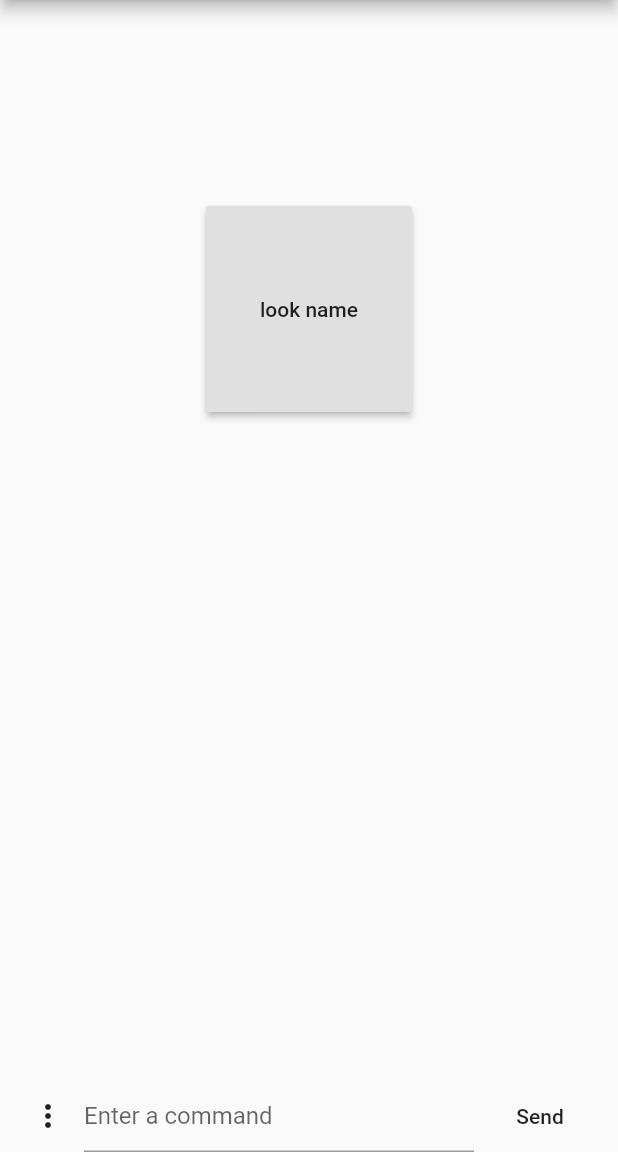
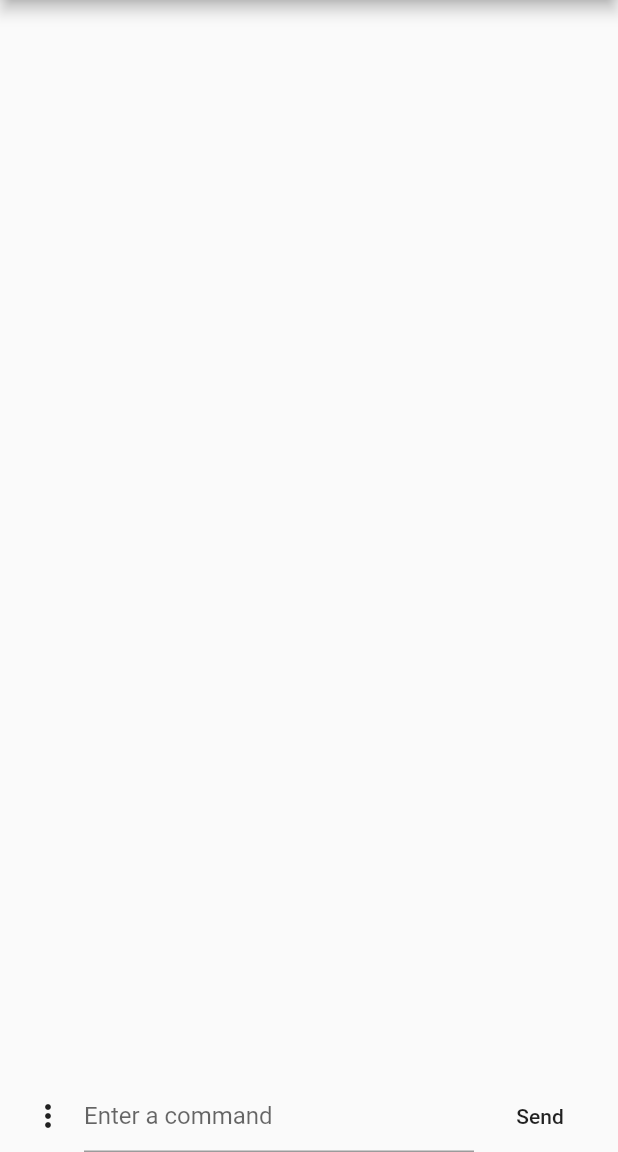
Before and after one commit to rums/umudbro, a Flutter app: the screen it shows after launch, after a tap on "Send", on a phone screen of 412 x 824 dp, the part 84-1236 px from its top. Run offline on Flutter 3.47's test engine with Material 2 defaults, Android fonts, the phone set to English and light mode, and no system bars; our stand-ins replace bloc, equatable, flutter_bloc, sqflite, tuple; missing offline and left inert: sqflite_migration; accounts and stored records are empty; generated files the repository leaves out were written again; statements that could not run were skipped.

```diff
--- a/lib/blocs/terminal/terminal_bloc.dart
+++ b/lib/blocs/terminal/terminal_bloc.dart
@@ -5,14 +5,19 @@ import 'package:umudbro/models/models.dart';
 
 import '../blocs.dart';
 import 'terminal.dart';
+import '../../util/logger.dart';
+import '../../util/telnet_parser.dart';
 
 class TerminalBloc extends Bloc<TerminalEvent, TerminalState> {
   final ServersBloc serversBloc;
   StreamSubscription serversSubscription;
   Map<int, Socket> sockets;
+  TelnetParser parser;
 
   TerminalBloc(this.serversBloc) : super(TerminalInitial()) {
     sockets = new Map<int, Socket>();
+    parser = TelnetParser();
+
     serversSubscription = serversBloc.listen((state) {
       if (state is ServerLoadSuccess) {
         serversBloc.umudbroRepository
@@ -22,24 +27,10 @@ class TerminalBloc extends Bloc<TerminalEvent, TerminalState> {
     });
   }
 
+
   void dataHandler(socket, data) {
-    final String response = new String.fromCharCodes(data).trim();
     // TODO: parse response using GMCP or whatever
-
-
-
-
-
-
-
-
-
-
-
-
-
-    // final String processedData = processResponse(response);
-    this.add(TerminalDataReceived(response));
+    this.add(TerminalDataReceived(parser.parse(data)));
   }
 
   void errorHandler(socket, error, StackTrace trace) {
@@ -97,7 +88,7 @@ class TerminalBloc extends Bloc<TerminalEvent, TerminalState> {
               [new InfoBufferItem(info: "Connecting to $label...")]);
     } else if (event is TerminalDataReceived || event is TerminalInfoReceived) {
       BufferItem item = _mapEventToBufferItem(event);
-      final List<BufferItem> buffer = currentState.buffer..add(item);
+      final List<BufferItem> buffer = currentState.buffer == null ? [] : currentState.buffer..add(item);
       Server server =
           Server.from(currentState.server, buffer: buffer);
       serversBloc.add(ServerUpdated(server));
--- /dev/null
+++ b/lib/util/logger.dart
@@ -0,0 +1,46 @@
+import 'dart:io';
+
+class Logger {
+
+  static const String logDir = "logFiles";
+
+  var outFile;
+  IOSink out;
+  Logger(String filename) {
+    // Create log dir if none exists
+    var tmp = Directory.systemTemp;
+
+    var dirs = tmp.listSync();
+    if(!dirs.contains(Directory(logDir))) {
+      var dir = new Directory(tmp.path + "/" + logDir);
+      tmp = dir;
+      dir.createSync();
+    }
+    else {
+      tmp = Directory(tmp.path + logDir);
+    }
+
+    outFile = new File(tmp.path + "/" + filename);
+    out = outFile.openWrite();
+  }
+
+  openStream() {
+    close();
+    out = outFile.openWrite();
+  }
+
+  close() {
+    out.close();
+  }
+
+  logText(data) {
+    out.write(data);
+    out.flush();
+  }
+
+  logBytes(data) {
+    out.add(data);
+    out.flush();
+  }
+
+}
--- /dev/null
+++ b/lib/util/telnet_parser.dart
@@ -0,0 +1,35 @@
+import 'dart:core';
+import 'dart:typed_data';
+import 'logger.dart';
+
+class TelnetParser {
+
+  Logger textLogger;
+  Logger byteLogger;
+
+  static const bool LOGGER_ENABLE = false;
+  static const String TEXT_LOG_FILE = "LogFile_text.txt";
+  static const String BYTE_LOG_FILE = "LogFile_byte.txt";
+
+  TelnetParser() {
+    textLogger = Logger(TEXT_LOG_FILE);
+    byteLogger = Logger(BYTE_LOG_FILE);
+  }
+
+  // Parse the raw response from the disc server and return raw string to be
+  // displayed
+  String parse(Uint8List data) {
+    if(data.isEmpty) { return ""; }
+
+    // TODO: Filter telnet protocol commands
+    String toReturn = new String.fromCharCodes(data).trim();
+
+
+    // parse and remove all non ascii-letter characters
+    toReturn = toReturn.replaceAll(new RegExp("[^\\x00-\\x7F]"), "");
+    textLogger.logText(toReturn);
+    return toReturn;
+  }
+
+
+}
--- a/lib/widgets/terminal.dart
+++ b/lib/widgets/terminal.dart
@@ -36,7 +36,7 @@ class _TerminalState extends State<Terminal> {
                   padding: const EdgeInsets.symmetric(horizontal: 8.0),
                   child: Wrap(
                       direction: Axis.horizontal,
-                      children: state.buffer
+                      children: state.buffer == null ? [Container()] : state.buffer
                           .map((bufferItem) => Column(
                                 crossAxisAlignment: CrossAxisAlignment.start,
                                 children: <Widget>[
--- a/lib/widgets/terminal_stack.dart
+++ b/lib/widgets/terminal_stack.dart
@@ -15,11 +15,6 @@ class TerminalStack extends StatelessWidget {
               width: double.infinity,
               height: double.infinity,
               child: Terminal()),
-          Container(
-            width: double.infinity,
-            height: 500,
-            child: MudButtons(),
-          )
         ],
       ),
     );
```
